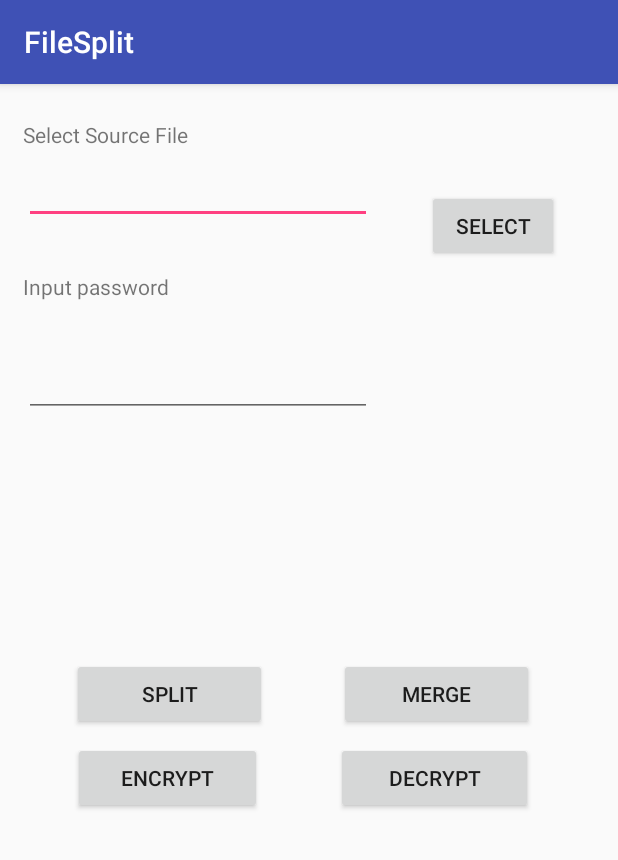
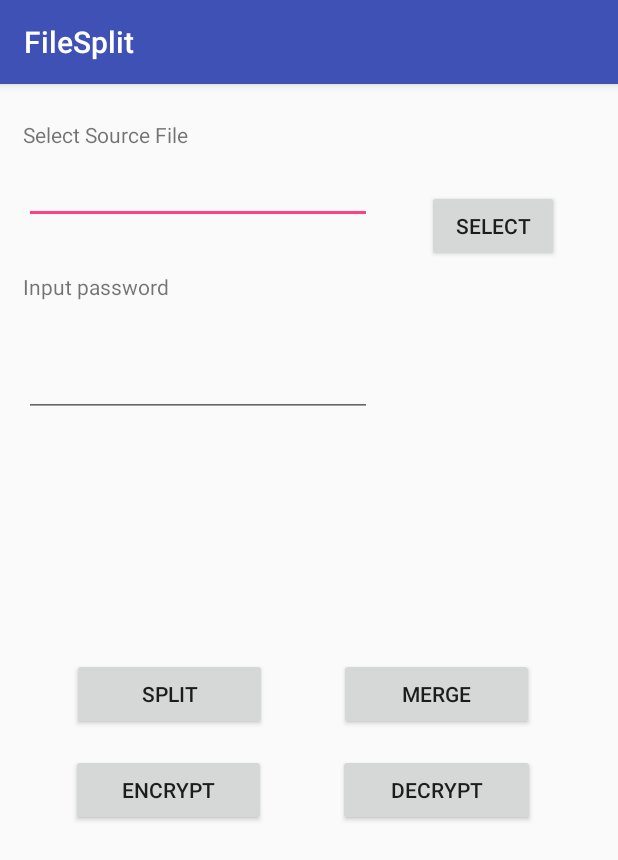
Before and after one commit to MengHuanLee/FileSplit, an Android app: the screen it shows after launch (MainActivity), on a phone screen of 412 x 824 dp. Shown: the top 860 px of the screen. Run offline under Robolectric (Android 15) with nearby library versions, the phone set to English and light mode, and no system bars.

```diff
--- a/app/src/main/res/layout/activity_main.xml
+++ b/app/src/main/res/layout/activity_main.xml
@@ -101,9 +101,9 @@
 
     <Button
         android:id="@+id/buttonEncrypt"
-        android:layout_width="126dp"
+        android:layout_width="130dp"
         android:layout_height="48dp"
-        android:layout_marginTop="8dp"
+        android:layout_marginTop="16dp"
         android:text="Encrypt"
         app:layout_constraintEnd_toStartOf="@+id/buttonDecrypt"
         app:layout_constraintHorizontal_bias="0.5"
@@ -115,7 +115,7 @@
         android:layout_width="131dp"
         android:layout_height="48dp"
         android:layout_marginEnd="8dp"
-        android:layout_marginTop="8dp"
+        android:layout_marginTop="16dp"
         android:text="Decrypt"
         app:layout_constraintEnd_toEndOf="parent"
         app:layout_constraintHorizontal_bias="0.5"
```
Also changed, not shown: app/src/main/java/com/google/jerry/filesplit/MainActivity.java (+8 -7 lines).
